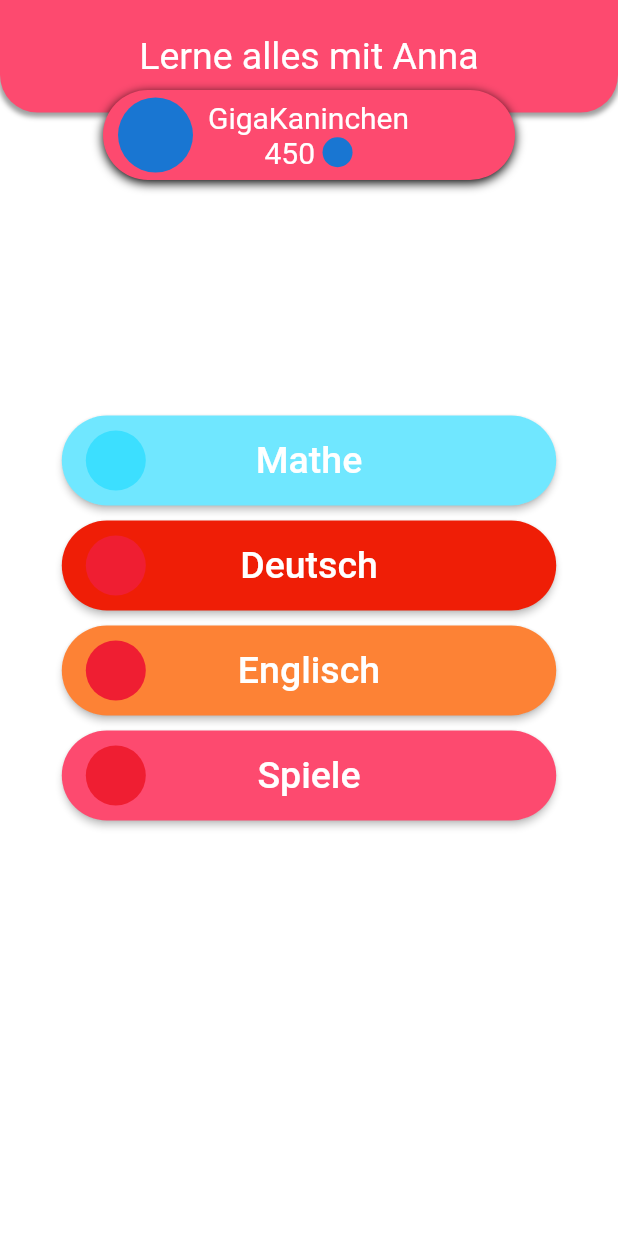
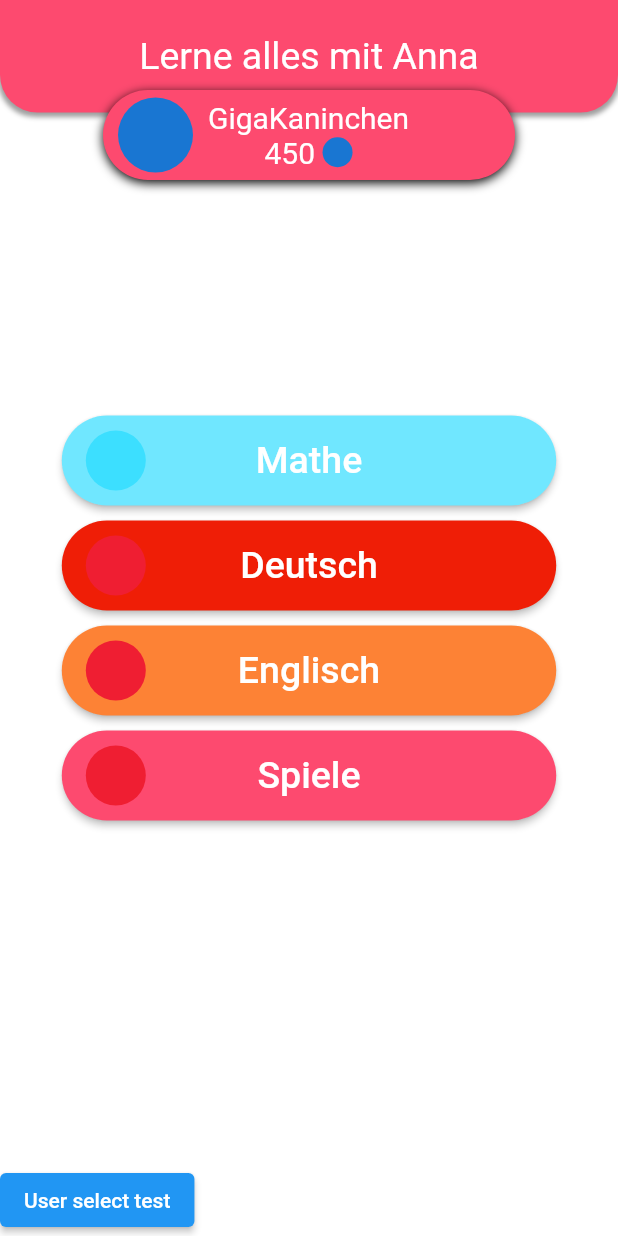
Before and after one commit to thm-mni-ii/lama, a Flutter app: the screen it shows after launch, on a phone screen of 412 x 824 dp. Run offline on Flutter 3.47's test engine with Material 2 defaults, Android fonts, the phone set to English and light mode, and no system bars; missing offline and left inert: flame.

Commit message:
Add UserSelect test button

```diff
--- a/lama_app/lib/app/screens/home_screen.dart
+++ b/lama_app/lib/app/screens/home_screen.dart
@@ -1,5 +1,6 @@
 import 'package:flutter/material.dart';
 import 'package:lama_app/app/screens/game_screen.dart';
+import 'package:lama_app/app/screens/user_login_screen.dart';
 
 class HomeScreen extends StatelessWidget {
   @override
@@ -223,6 +224,16 @@ class HomeScreen extends StatelessWidget {
                 ),
               ),
             ),
+            Align(
+              alignment: Alignment.bottomLeft,
+              child: ElevatedButton(
+                child: Text("User select test"),
+                onPressed: () => Navigator.push(
+                  context,
+                  MaterialPageRoute(builder: (context) => UserLoginScreen()),
+                ),
+              ),
+            )
           ],
         ),
       ),
```
